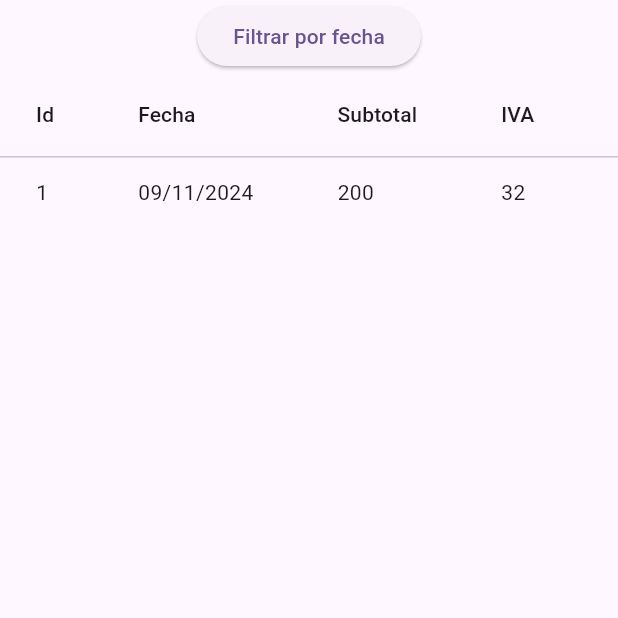
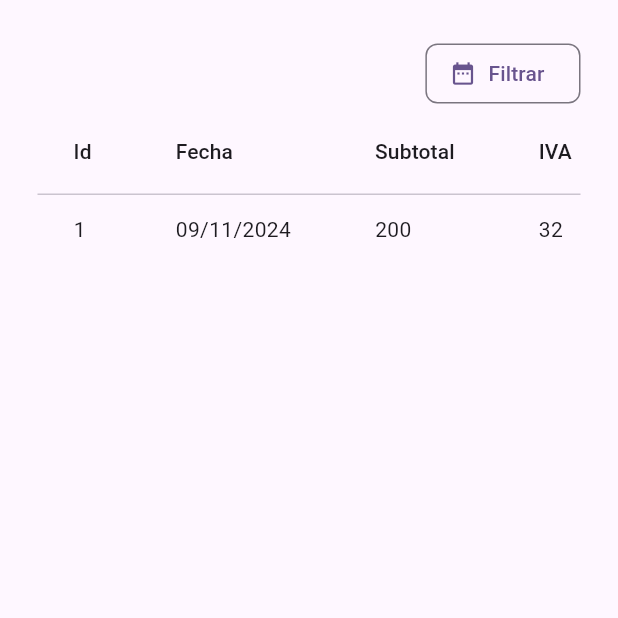
Before and after one commit to thezxzx2/tienda, a Flutter app: the SalesPage screen opened directly, on a phone screen of 412 x 824 dp, the top half of it. Run offline on Flutter 3.47's test engine with Material 3 defaults, Android fonts, the phone set to English and light mode, and no system bars; our stand-ins replace cached_network_image, flutter_riverpod, riverpod_annotation; generated files the repository leaves out were written again.

Commit message:
Cambio de diseño de la pantalla de ventas

```diff
--- a/lib/ui/pages/sales/sales_page.dart
+++ b/lib/ui/pages/sales/sales_page.dart
@@ -9,9 +9,13 @@ class SalesPage extends StatelessWidget {
     final width = MediaQuery.of(context).size.width;
 
     return Scaffold(
-      body: Column(
+      body: Padding(
+        padding: const EdgeInsets.all(25),
+        child: Column(
+          crossAxisAlignment: CrossAxisAlignment.end,
           children: [
-          ElevatedButton(
+            OutlinedButton.icon(
+              icon: const Icon(Icons.date_range),
               onPressed: () async {
                 final DateTime? dateTime = await showDatePicker(
                   context: context,
@@ -24,8 +28,14 @@ class SalesPage extends StatelessWidget {
                   print(DateFormat("dd/MM/yyyy").format(dateTime));
                 }
               },
-            child: const Text("Filtrar por fecha"),
+              style: OutlinedButton.styleFrom(
+                shape: RoundedRectangleBorder(
+                  borderRadius: BorderRadius.circular(8), // Bordes rectos
                 ),
+              ),
+              label: const Text("Filtrar"),
+            ),
+            const SizedBox(width: 20),
             SizedBox(
               width: width,
               child: DataTable(
@@ -87,6 +97,7 @@ class SalesPage extends StatelessWidget {
             ),
           ],
         ),
+      ),
     );
   }
 }
```
Lines whose indentation alone changed are shown as unchanged.
